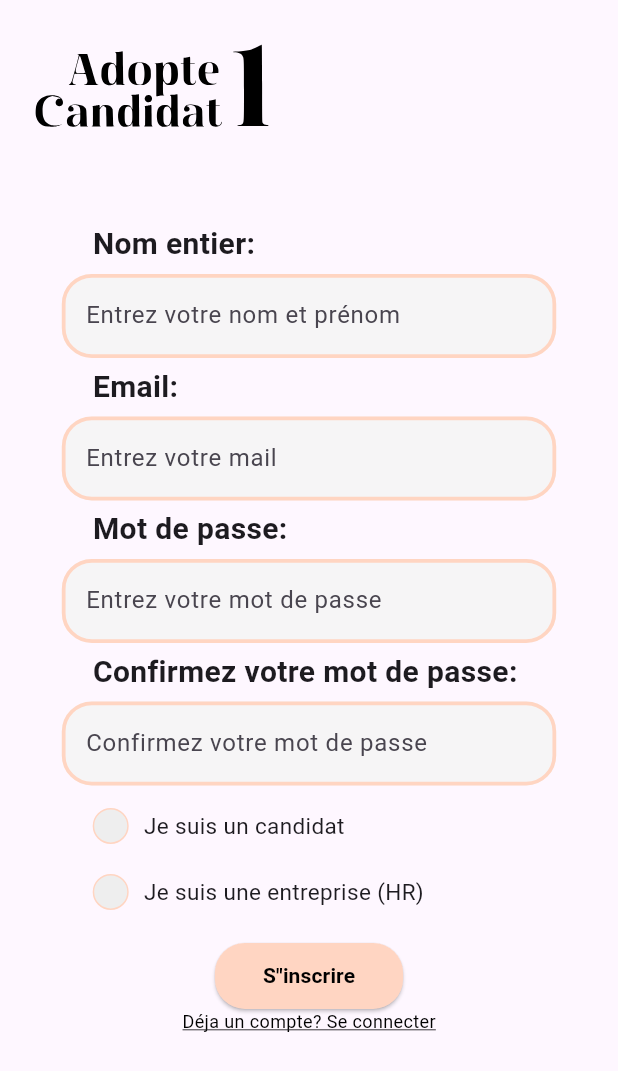
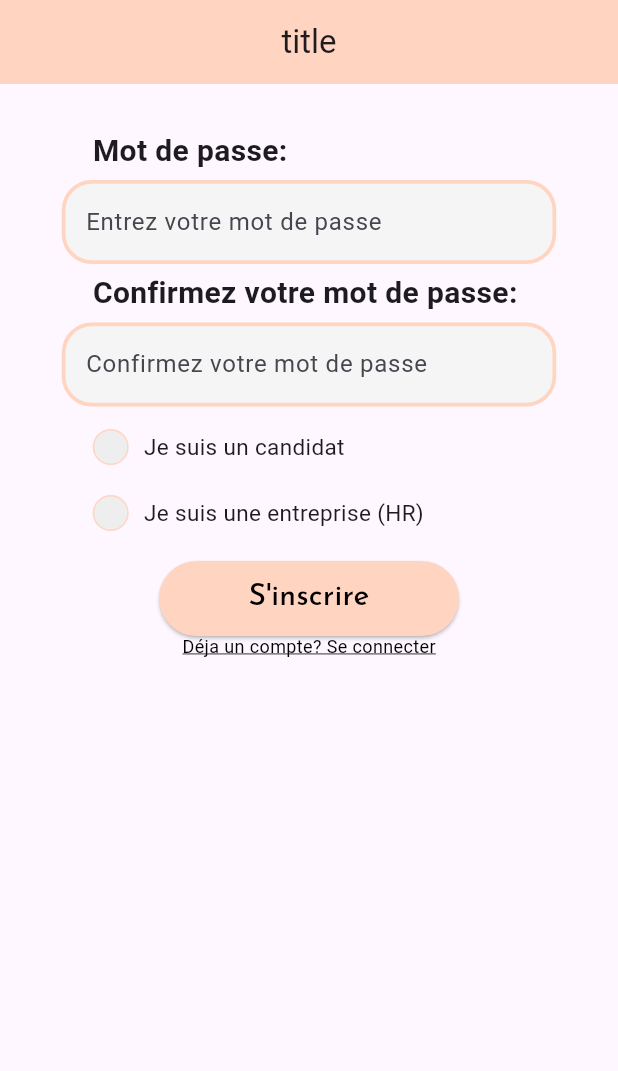
Before and after one commit to algosup/2023-2024-project-5-flutter-team-3, a Flutter app: the screen it shows after launch, on a phone screen of 412 x 824 dp. Shown: the top 1071 px of the screen. Run offline on Flutter 3.47's test engine with Material 3 defaults, Android fonts, the phone set to English and light mode, and no system bars; drawn by our look-alikes of roundcheckbox; our stand-ins replace cloud_firestore, firebase_auth, firebase_core, flutter_svg, get, go_router and 1 more; accounts and stored records are empty.

Commit message:
Big button and text button

```diff
--- a/adopte_a_candidate/lib/main.dart
+++ b/adopte_a_candidate/lib/main.dart
@@ -4,11 +4,9 @@ import 'package:adopte_a_candidate/services/authentification/authentification_re
 import 'package:flutter/material.dart';
 import 'package:firebase_core/firebase_core.dart';
 import 'package:get/get.dart';
-import 'package:get/get_core/src/get_main.dart';
 import 'firestore/firebase_options.dart';
 
 // Routes package
-import 'package:go_router/go_router.dart';
 import 'package:adopte_a_candidate/routes.dart';
 
 void main() {
@@ -30,6 +28,7 @@ class MyApp extends StatelessWidget {
   }
 }
 
+// ignore: non_constant_identifier_names
 void InitializeDataBase(void runApp) async {
   await Firebase.initializeApp(
     options: DefaultFirebaseOptions.currentPlatform,
--- a/adopte_a_candidate/lib/pages/sign_up.dart
+++ b/adopte_a_candidate/lib/pages/sign_up.dart
@@ -1,10 +1,13 @@
 import 'package:adopte_a_candidate/services/signup/signup_controller.dart';
+import 'package:adopte_a_candidate/widgets/buttons/big_buttons.dart';
 import 'package:flutter/material.dart';
 import 'package:get/get.dart';
 
 // Widgets package
 import 'package:adopte_a_candidate/widgets/buttons/text_buttons.dart';
+import 'package:adopte_a_candidate/widgets/buttons/big_buttons.dart';
 import 'package:adopte_a_candidate/widgets/fields/text_field.dart';
+import 'package:adopte_a_candidate/widgets/fields/password_field.dart';
 import 'package:adopte_a_candidate/widgets/logo/logo.dart';
 import 'package:adopte_a_candidate/widgets/buttons/check_boxes.dart';
 
@@ -60,61 +63,41 @@ class _AskIfCompanyState extends State<AskIfCompany> {
     var screenHeight = MediaQuery.of(context).size.height;
 
     return Scaffold(
-      body: SafeArea(
-        child: SingleChildScrollView(
+      appBar: AppBar(
+        title: const Text('title'),
+        centerTitle: true,
+        backgroundColor: const Color(0xffffd5c2),
+      ),
+      body: SingleChildScrollView(
         child: Column(
-            children: [
-              Form(
-                key: _formKey,
-                child: Row(
+          mainAxisAlignment: MainAxisAlignment.center,
           children: <Widget>[
-                    buildLogo(screenWidth, screenHeight),
-                  ],
-                ),
-              ),
             const SizedBox(height: 25),
-              Row(
-                children: [
-                  SizedBox(width: screenWidth * 0.15),
-                  const Text(
-                    'Nom entier:',
-                    style: TextStyle(
-                      fontWeight: FontWeight.bold,
-                      fontSize: 20,
-                    ),
-                  ),
-                ],
-              ),
+            // SizedBox(
+            //   child: CustomTextField(
+            //     controller: controller.email,
+            //     title: 'Nom:',
+            //     hinttext: 'Entrez votre nom',
+            //     isObscure: false,
+            //     isEmail: true,
+            //   ),
+            // ),
             const SizedBox(height: 5),
-              SizedBox(
-                child: buildTextField(
-                  controller: controller.name,
-                  context: context,
-                  hinttext: 'Entrez votre nom et prénom',
-                ),
-              ),
-              const SizedBox(height: 5),
-              Row(
-                children: [
-                  SizedBox(width: screenWidth * 0.15),
-                  const Text(
-                    'Email:',
-                    style: TextStyle(
-                      fontWeight: FontWeight.bold,
-                      fontSize: 20,
-                    ),
-                  ),
-                ],
-              ),
-              const SizedBox(height: 5),
-              SizedBox(
-                child: buildTextField(
-                  context: context,
-                  controller: controller.email,
-                  hinttext: 'Entrez votre mail',
-                ),
-              ),
-              const SizedBox(height: 5),
+            // Row(
+            //   children: [
+            //     const SizedBox(height: 5),
+            //     SizedBox(
+            //       child: CustomTextField(
+            //         controller: controller.email,
+            //         title: 'Email:',
+            //         hinttext: 'Entrez votre mail',
+            //         isObscure: false,
+            //         isEmail: true,
+            //       ),
+            //     ),
+            //     const SizedBox(height: 5),
+            //   ],
+            // ),
             Row(
               children: [
                 SizedBox(width: screenWidth * 0.15),
@@ -199,22 +182,15 @@ class _AskIfCompanyState extends State<AskIfCompany> {
               ],
             ),
             const SizedBox(height: 20),
-              Row(
+            const Row(
               mainAxisAlignment: MainAxisAlignment.center,
               children: [
-                  buildElevatedButton(
-                    buttonText: 'S"inscrire',
-                    onPressed: () {
-                      if (_formKey.currentState != null &&
-                          _formKey.currentState!.validate()) {
-                        SignUpController.instance.registerUser(
-                          controller.email.text.trim(),
-                          controller.password.text.trim(),
-                          controller.name.text.trim(),
-                          isCompany,
-                        );
-                      }
-                    },
+                BigButton(
+                  text: 'S\'inscrire',
+                  width: 200,
+                  heigth: 50,
+                  textWidth: 20,
+                  pageName: 'log_in',
                 ),
               ],
             ),
@@ -241,7 +217,6 @@ class _AskIfCompanyState extends State<AskIfCompany> {
           ],
         ),
       ),
-      ),
     );
   }
 }
--- a/adopte_a_candidate/lib/routes.dart
+++ b/adopte_a_candidate/lib/routes.dart
@@ -6,17 +6,17 @@ import 'package:go_router/go_router.dart';
 import 'package:flutter/material.dart';
 
 final GoRouter router = GoRouter(
-  initialLocation: '/pages/sign_up',
-  routes: <RouteBase>[
+  initialLocation: '/sign_up',
+  routes: [
     GoRoute(
-      path: '/pages/sign_up',
+      path: '/sign_up',
       name: 'home',
       builder: (BuildContext context, GoRouterState state) {
         return const Home();
       },
     ),
     GoRoute(
-      path: '/pages/log_in',
+      path: '/log_in',
       name: 'log_in',
       builder: (BuildContext context, GoRouterState state) {
         return const LogIn();
--- a/adopte_a_candidate/lib/services/signup/signup_controller.dart
+++ b/adopte_a_candidate/lib/services/signup/signup_controller.dart
@@ -1,9 +1,6 @@
 import 'package:adopte_a_candidate/services/authentification/authentification_repository.dart';
 import 'package:flutter/material.dart';
 import 'package:get/get.dart';
-import 'package:get/get_core/src/get_main.dart';
-import 'package:get/get_state_manager/src/simple/get_controllers.dart';
-import 'package:adopte_a_candidate/pages/sign_up.dart';
 
 class SignUpController extends GetxController {
   static SignUpController get instance => Get.find();
--- /dev/null
+++ b/adopte_a_candidate/lib/widgets/buttons/big_buttons.dart
@@ -0,0 +1,46 @@
+import 'package:flutter/material.dart';
+import 'package:go_router/go_router.dart';
+import 'package:google_fonts/google_fonts.dart';
+
+// This button is contained on the Login page
+/* TODO Check if credentials are correct and send the user to the menu page, depending on whether the user is a company or a job seeker
+*/
+class BigButton extends StatelessWidget {
+  const BigButton(
+      {required this.text,
+      required this.width,
+      required this.heigth,
+      required this.textWidth,
+      required this.pageName,
+      super.key});
+
+  final String text;
+  final String pageName;
+  final double width;
+  final double heigth;
+  final double textWidth;
+  @override
+  Widget build(BuildContext context) {
+    return SizedBox(
+      width: width,
+      height: heigth,
+      child: ElevatedButton(
+        onPressed: () {
+          context.goNamed(pageName);
+        },
+        style: ElevatedButton.styleFrom(
+          backgroundColor: const Color.fromARGB(255, 255, 213, 194),
+        ),
+        child: Center(
+          child: Text(
+            text,
+            textAlign: TextAlign.center,
+            style: GoogleFonts.josefinSans(
+              textStyle: TextStyle(color: Colors.black, fontSize: textWidth),
+            ),
+          ),
+        ),
+      ),
+    );
+  }
+}
--- a/adopte_a_candidate/lib/widgets/buttons/text_buttons.dart
+++ b/adopte_a_candidate/lib/widgets/buttons/text_buttons.dart
@@ -1,28 +1,38 @@
 import 'package:flutter/material.dart';
+import 'package:go_router/go_router.dart';
+import 'package:google_fonts/google_fonts.dart';
 
 // This button is contained on the Login page
 /* TODO Check if credentials are correct and send the user to the menu page, depending on whether the user is a company or a job seeker
 */
-ElevatedButton buildElevatedButton({required String buttonText, required Null Function() onPressed}) {
-  return ElevatedButton(
-    onPressed: onPressed,
-    style: ElevatedButton.styleFrom(
-      backgroundColor: const Color(0xffffd5c2), // Text color
-      shape: RoundedRectangleBorder(
-        borderRadius: BorderRadius.circular(20),
+class CustomTextButton extends StatelessWidget {
+  const CustomTextButton(
+      {required this.text,
+      required this.textWidth,
+      required this.pageName,
+      super.key});
+
+  final String text;
+  final String pageName;
+  final double textWidth;
+
+  @override
+  Widget build(BuildContext context) {
+    return SizedBox(
+        child: TextButton(
+      onPressed: () {
+        context.goNamed(pageName);
+      },
+      child: Text(
+        text,
+        textAlign: TextAlign.center,
+        style: GoogleFonts.josefinSans(
+          textStyle: TextStyle(
+              color: Colors.black,
+              fontSize: textWidth,
+              decoration: TextDecoration.underline),
+        ),
       ),
-      padding: const EdgeInsets.symmetric(horizontal: 32, vertical: 12),
-    ),
-    child: Text(
-      buttonText,
-      style: const TextStyle(
-        fontWeight: FontWeight.bold,
-        color: Colors.black,
-      ),
-    ),
-  );
+    ));
+  }
 }
-
-// icon buttons
-
-// navbar buttons
--- /dev/null
+++ b/adopte_a_candidate/lib/widgets/fields/password_field.dart
@@ -0,0 +1,26 @@
+import 'package:flutter/material.dart';
+
+// This text field is in the log in page
+// TODO Add the method to gather user input and keep it in memory
+SizedBox buildTextFieldPassword({required BuildContext context, required String hinttext, required TextEditingController controller}) {
+  var screenWidth = MediaQuery.of(context).size.width;
+  return SizedBox(
+    width: screenWidth * 0.8,
+    child: TextField(
+      controller: controller,
+      obscureText: true,
+      decoration: InputDecoration(
+        filled: true,
+        fillColor: const Color(0xDDF5F5F5),
+        enabledBorder: const OutlineInputBorder(
+          borderSide: BorderSide(
+            color: Color(0xffffd5c2),
+            width: 2.5,
+          ),
+          borderRadius: BorderRadius.all(Radius.circular(20)),
+        ),
+        hintText: hinttext,
+      ),
+    ),
+  );
+}
--- a/adopte_a_candidate/lib/widgets/fields/text_field.dart
+++ b/adopte_a_candidate/lib/widgets/fields/text_field.dart
@@ -1,17 +1,50 @@
-import 'package:flutter/cupertino.dart';
 import 'package:flutter/material.dart';
+import 'package:google_fonts/google_fonts.dart';
+// This text field is build to gather basic user data when subscribing
+// TODO Add the method to gather user input and keep it in memory
 
+class CustomTextField extends StatelessWidget {
+  const CustomTextField({
+    required this.controller,
+    required this.title,
+    required this.hinttext,
+    required this.isObscure,
+    required this.isEmail,
+    super.key,
+  });
 
-// Use camel case
+  final TextEditingController controller;
+  final String title;
+  final String hinttext;
+  final bool isObscure;
+  final bool isEmail;
 
-
-// This text field is in the log in page
-// TODO Add the method to gather user input and keep it in memory
-SizedBox buildTextFieldPassword({required BuildContext context, required String hinttext, required TextEditingController controller}) {
-  var screenWidth = MediaQuery.of(context).size.width;
-  return SizedBox(
-    width: screenWidth * 0.8,
+  @override
+  Widget build(BuildContext context) {
+    return Column(
+      mainAxisAlignment: MainAxisAlignment.center,
+      children: <Widget>[
+        Row(
+          children: <Widget>[
+            Text(
+              title,
+              // textAlign: TextAlign.left,
+              style: GoogleFonts.josefinSans(
+                textStyle: const TextStyle(
+                  fontSize: 20,
+                  fontWeight: FontWeight.w600,
+                ),
+              ),
+            ),
+          ],
+        ),
+        Row(
+          children: <Widget>[
+            SizedBox(
               child: TextField(
+                obscureText: isObscure,
+                keyboardType:
+                    isEmail ? TextInputType.emailAddress : TextInputType.text,
                 controller: controller,
                 decoration: InputDecoration(
                   filled: true,
@@ -26,39 +59,10 @@ SizedBox buildTextFieldPassword({required BuildContext context, required String
                   hintText: hinttext,
                 ),
               ),
+            ),
+          ],
+        ),
+      ],
     );
   }
-
-
-// This text field is build to gather basic user data when subscribing
-// TODO Add the method to gather user input and keep it in memory
-SizedBox buildTextField({required BuildContext context,required TextEditingController controller, required String hinttext}) {
-  var screenWidth = MediaQuery.of(context).size.width;
-  FocusNode _focusNode = FocusNode();
-  return SizedBox(
-    width: screenWidth * 0.8,
-    child: TextField(
-      focusNode: _focusNode,
-      controller: controller,
-      decoration: InputDecoration(
-        filled: true,
-        fillColor: const Color(0xDDF5F5F5),
-        enabledBorder: const OutlineInputBorder(
-          borderSide: BorderSide(
-            color: Color(0xffffd5c2),
-            width: 2.5,
-          ),
-          borderRadius: BorderRadius.all(Radius.circular(20)),
-        ),
-        hintText: hinttext,
-      ),
-    ),
-  );
 }
-
-
-// Localization field
-
-// Tag field (soft skills)
-
-// select field drag down menu basically
--- a/adopte_a_candidate/pubspec.yaml
+++ b/adopte_a_candidate/pubspec.yaml
@@ -42,6 +42,7 @@ dependencies:
   get:
   roundcheckbox: ^2.0.3
   go_router: ^14.1.3
+  google_fonts: ^6.2.1
 
 dev_dependencies:
   flutter_test:
```
Also changed, not shown: adopte_a_candidate/lib/pages/log_in.dart (+27 -68 lines), adopte_a_candidate/pubspec.lock, 2 other files. Lines whose indentation alone changed are shown as unchanged.
